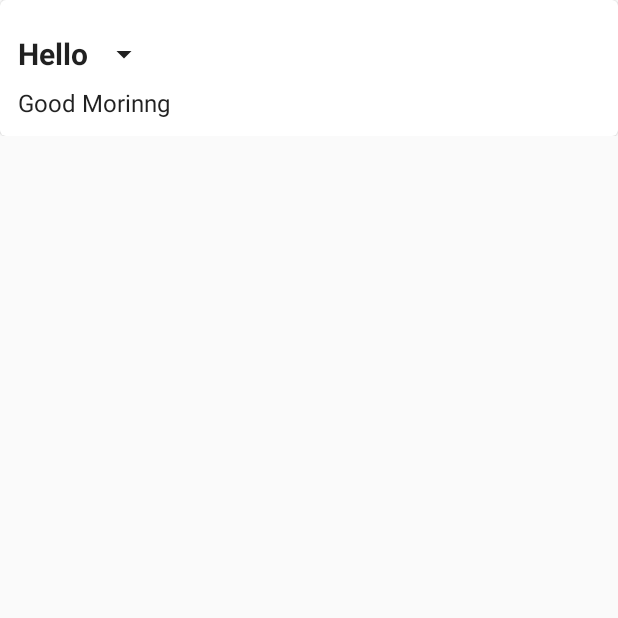
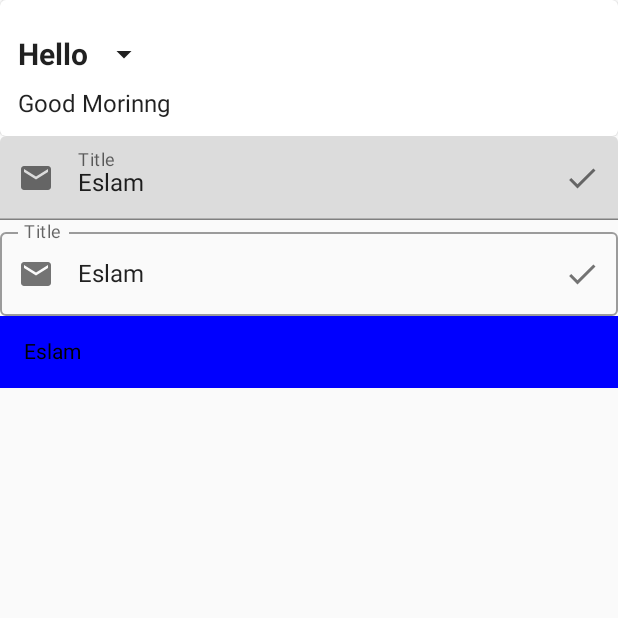
Before and after one commit to CoderEslam/LearnCompose, an Android app built with Jetpack Compose: the screen it shows after launch (CardActivity), after a tap on "Hello", on a phone screen of 412 x 824 dp, the top half of it. Run offline under Robolectric (Android 15) with nearby library versions, the phone set to English and light mode, and no system bars; libraries missing offline, so code that uses them is left out: com.google.relay.compose; 2 statements that could not run were skipped.

Commit message:
Compose App

```diff
--- a/app/src/main/java/com/doubleclick/learncompose/CardActivity.kt
+++ b/app/src/main/java/com/doubleclick/learncompose/CardActivity.kt
@@ -4,9 +4,13 @@ import androidx.appcompat.app.AppCompatActivity
 import android.os.Bundle
 import androidx.activity.ComponentActivity
 import androidx.activity.compose.setContent
+import androidx.compose.foundation.layout.Column
+import androidx.compose.foundation.layout.fillMaxSize
 import androidx.compose.material.ExperimentalMaterialApi
+import androidx.compose.ui.Modifier
 import com.doubleclick.learncompose.ui.theme.LearnComposeTheme
 import com.doubleclick.learncompose.views.expandableCard
+import com.doubleclick.learncompose.views.inputText
 
 class CardActivity : ComponentActivity() {
 
@@ -16,8 +20,10 @@ class CardActivity : ComponentActivity() {
         setContent {
 
             LearnComposeTheme {
-
-                expandableCard(titel = "Hello", description = "Good Morinng")
+                Column(modifier = Modifier.fillMaxSize()) {
+                    expandableCard(titel = "Hello", description = "Good Morinng")
+                    inputText(t  = "Eslam",enabled = true, context = this@CardActivity)
+                }
 
             }
 
--- /dev/null
+++ b/app/src/main/java/com/doubleclick/learncompose/views/InputText.kt
@@ -0,0 +1,145 @@
+package com.doubleclick.learncompose.views
+
+import android.content.Context
+import android.widget.Toast
+import androidx.compose.foundation.background
+import androidx.compose.foundation.layout.Column
+import androidx.compose.foundation.layout.fillMaxWidth
+import androidx.compose.foundation.layout.padding
+import androidx.compose.foundation.text.BasicTextField
+import androidx.compose.foundation.text.KeyboardActions
+import androidx.compose.foundation.text.KeyboardOptions
+import androidx.compose.material.*
+import androidx.compose.material.icons.Icons
+import androidx.compose.material.icons.filled.Check
+import androidx.compose.material.icons.filled.Email
+import androidx.compose.runtime.Composable
+import androidx.compose.runtime.*
+import androidx.compose.ui.Modifier
+import androidx.compose.ui.graphics.Color
+import androidx.compose.ui.text.input.ImeAction
+import androidx.compose.ui.text.input.KeyboardType
+import androidx.compose.ui.tooling.preview.Preview
+import androidx.compose.ui.unit.dp
+
+
+@Composable
+fun inputText(t: String, enabled: Boolean = false, readOnly: Boolean = false, context: Context?) {
+    var text by remember {
+        mutableStateOf("$t")
+    }
+    Column {
+        TextField(
+            modifier = Modifier.fillMaxWidth(),
+            value = text, onValueChange = { text = it },
+            enabled = enabled,
+            readOnly = readOnly,
+            label = {
+                Text(text = "Title")
+            },
+            singleLine = true /* you will write in single line*/,
+            maxLines = 5 /* max line we can write */,
+            leadingIcon = {
+                IconButton(onClick = {
+                    Toast.makeText(context, "leadingIcon", Toast.LENGTH_SHORT).show()
+                }) {
+                    Icon(imageVector = Icons.Default.Email, contentDescription = "Email Icon")
+                }
+            },
+            trailingIcon = {
+                IconButton(onClick = {
+                    Toast.makeText(context, "trailingIcon", Toast.LENGTH_SHORT).show()
+                }) {
+                    Icon(imageVector = Icons.Default.Check, contentDescription = "Email Icon")
+                }
+            },
+            keyboardOptions = KeyboardOptions(
+                keyboardType = KeyboardType.Email,
+                imeAction = ImeAction.Search /* Send,Search ,Done , Go*/
+            ),
+            keyboardActions = KeyboardActions(
+                onSearch = {
+                    Toast.makeText(context, "on Search ... ", Toast.LENGTH_SHORT).show()
+                }
+            )
+        )
+        OutlinedTextField(
+            modifier = Modifier.fillMaxWidth(),
+            value = text, onValueChange = { text = it },
+            enabled = enabled,
+            readOnly = readOnly,
+            label = {
+                Text(text = "Title")
+            },
+            singleLine = true /* you will write in single line*/,
+            maxLines = 5 /* max line we can write */,
+            leadingIcon = {
+                IconButton(onClick = {
+                    Toast.makeText(context, "leadingIcon", Toast.LENGTH_SHORT).show()
+                }) {
+                    Icon(imageVector = Icons.Default.Email, contentDescription = "Email Icon")
+                }
+            },
+            trailingIcon = {
+                IconButton(onClick = {
+                    Toast.makeText(context, "trailingIcon", Toast.LENGTH_SHORT).show()
+                }) {
+                    Icon(imageVector = Icons.Default.Check, contentDescription = "Email Icon")
+                }
+            },
+            keyboardOptions = KeyboardOptions(
+                keyboardType = KeyboardType.Email,
+                imeAction = ImeAction.Search /* Send,Search ,Done , Go*/
+            ),
+            keyboardActions = KeyboardActions(
+                onSearch = {
+                    Toast.makeText(context, "on Search ... ", Toast.LENGTH_SHORT).show()
+                }
+            )
+        )
+        BasicTextField(
+            modifier = Modifier
+                .fillMaxWidth()
+                .background(Color.Blue)
+                .padding(16.dp),
+            value = text, onValueChange = { text = it },
+            enabled = enabled,
+            readOnly = readOnly,
+            /*label = {
+                Text(text = "Title")
+            },*/
+            singleLine = true /* you will write in single line*/,
+            maxLines = 5 /* max line we can write */,
+            /*leadingIcon = {
+                IconButton(onClick = {
+                    Toast.makeText(context, "leadingIcon", Toast.LENGTH_SHORT).show()
+                }) {
+                    Icon(imageVector = Icons.Default.Email, contentDescription = "Email Icon")
+                }
+            },
+            trailingIcon = {
+                IconButton(onClick = {
+                    Toast.makeText(context, "trailingIcon", Toast.LENGTH_SHORT).show()
+                }) {
+                    Icon(imageVector = Icons.Default.Check, contentDescription = "Email Icon")
+                }
+            },*/
+            keyboardOptions = KeyboardOptions(
+                keyboardType = KeyboardType.Email,
+                imeAction = ImeAction.Search /* Send,Search ,Done , Go*/
+            ),
+            keyboardActions = KeyboardActions(
+                onSearch = {
+                    Toast.makeText(context, "on Search ... ", Toast.LENGTH_SHORT).show()
+                }
+            )
+        )
+    }
+}
+
+
+@Composable
+@Preview(showBackground = true)
+fun previewText() {
+    inputText("Type here...", enabled = true, context = null)
+}
```
